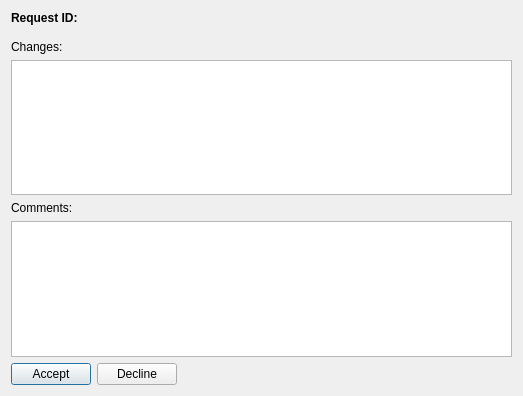
Qt form requeststateeditor.ui (javierllorente/qactus) before a commit.
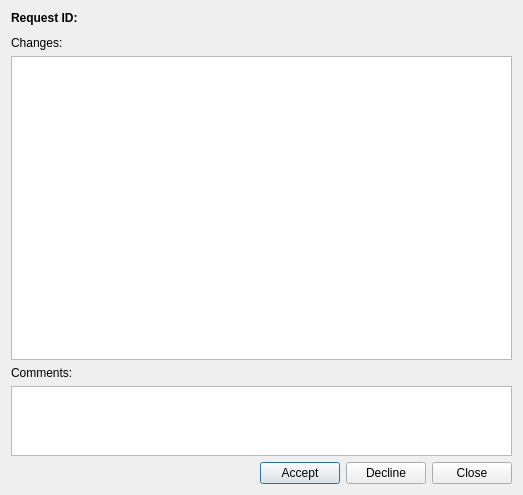
The same form after that commit. Icons and pictures are not drawn.

Commit message: improve request state editor UI: make change diffTextBrowser bigger and commentsTextBrowser smaller, add a close button, right-align buttons, make dialog bigger

What changed in the file:
```diff
--- a/requeststateeditor.ui
+++ b/requeststateeditor.ui
@@ -7,47 +7,14 @@
     <x>0</x>
     <y>0</y>
     <width>523</width>
-    <height>396</height>
+    <height>495</height>
    </rect>
   </property>
   <property name="windowTitle">
    <string>Request State Change</string>
   </property>
-  <layout class="QFormLayout" name="formLayout">
-   <item row="7" column="0">
-    <widget class="QLabel" name="commentsLabel">
-     <property name="text">
-      <string>Comments:</string>
-     </property>
-    </widget>
-   </item>
-   <item row="9" column="0">
-    <layout class="QHBoxLayout" name="horizontalLayout">
-     <item>
-      <widget class="QPushButton" name="acceptPushButton">
-       <property name="text">
-        <string>Accept</string>
-       </property>
-       <property name="icon">
-        <iconset resource="application.qrc">
-         <normaloff>:/icons/dialog-ok-apply.png</normaloff>:/icons/dialog-ok-apply.png</iconset>
-       </property>
-      </widget>
-     </item>
-     <item>
-      <widget class="QPushButton" name="declinePushButton">
-       <property name="text">
-        <string>Decline</string>
-       </property>
-       <property name="icon">
-        <iconset resource="application.qrc">
-         <normaloff>:/icons/dialog-cancel.png</normaloff>:/icons/dialog-cancel.png</iconset>
-       </property>
-      </widget>
-     </item>
-    </layout>
-   </item>
-   <item row="0" column="0">
+  <layout class="QVBoxLayout" name="verticalLayout">
+   <item>
     <widget class="QLabel" name="requestIdLabel">
      <property name="font">
       <font>
@@ -60,22 +27,72 @@
      </property>
     </widget>
    </item>
-   <item row="2" column="0">
-    <widget class="Line" name="line">
+   <item>
+    <spacer name="verticalSpacer">
      <property name="orientation">
-      <enum>Qt::Horizontal</enum>
+      <enum>Qt::Vertical</enum>
      </property>
-    </widget>
+     <property name="sizeType">
+      <enum>QSizePolicy::Minimum</enum>
+     </property>
+     <property name="sizeHint" stdset="0">
+      <size>
+       <width>20</width>
+       <height>5</height>
+      </size>
+     </property>
+    </spacer>
    </item>
-   <item row="5" column="0">
+   <item>
     <widget class="QLabel" name="diffLabel">
      <property name="text">
       <string>Changes:</string>
      </property>
     </widget>
    </item>
-   <item row="8" column="0" colspan="2">
+   <item>
+    <widget class="QTextBrowser" name="diffTextBrowser">
+     <property name="sizePolicy">
+      <sizepolicy hsizetype="Expanding" vsizetype="Expanding">
+       <horstretch>0</horstretch>
+       <verstretch>0</verstretch>
+      </sizepolicy>
+     </property>
+     <property name="frameShadow">
+      <enum>QFrame::Plain</enum>
+     </property>
+    </widget>
+   </item>
+   <item>
+    <widget class="QLabel" name="commentsLabel">
+     <property name="text">
+      <string>Comments:</string>
+     </property>
+    </widget>
+   </item>
+   <item>
     <widget class="QTextBrowser" name="commentsTextBrowser">
+     <property name="sizePolicy">
+      <sizepolicy hsizetype="Expanding" vsizetype="Expanding">
+       <horstretch>0</horstretch>
+       <verstretch>0</verstretch>
+      </sizepolicy>
+     </property>
+     <property name="minimumSize">
+      <size>
+       <width>0</width>
+       <height>0</height>
+      </size>
+     </property>
+     <property name="maximumSize">
+      <size>
+       <width>16777215</width>
+       <height>70</height>
+      </size>
+     </property>
+     <property name="inputMethodHints">
+      <set>Qt::ImhNone</set>
+     </property>
      <property name="undoRedoEnabled">
       <bool>true</bool>
      </property>
@@ -84,8 +101,73 @@
      </property>
     </widget>
    </item>
-   <item row="6" column="0" colspan="2">
-    <widget class="QTextBrowser" name="diffTextBrowser"/>
+   <item>
+    <layout class="QHBoxLayout" name="horizontalLayout">
+     <property name="sizeConstraint">
+      <enum>QLayout::SetDefaultConstraint</enum>
+     </property>
+     <item>
+      <spacer name="horizontalSpacer">
+       <property name="orientation">
+        <enum>Qt::Horizontal</enum>
+       </property>
+       <property name="sizeHint" stdset="0">
+        <size>
+         <width>40</width>
+         <height>20</height>
+        </size>
+       </property>
+      </spacer>
+     </item>
+     <item>
+      <widget class="QPushButton" name="acceptPushButton">
+       <property name="sizePolicy">
+        <sizepolicy hsizetype="Fixed" vsizetype="Fixed">
+         <horstretch>0</horstretch>
+         <verstretch>0</verstretch>
+        </sizepolicy>
+       </property>
+       <property name="layoutDirection">
+        <enum>Qt::LeftToRight</enum>
+       </property>
+       <property name="text">
+        <string>Accept</string>
+       </property>
+       <property name="icon">
+        <iconset resource="application.qrc">
+         <normaloff>:/icons/dialog-ok-apply.png</normaloff>:/icons/dialog-ok-apply.png</iconset>
+       </property>
+      </widget>
+     </item>
+     <item>
+      <widget class="QPushButton" name="declinePushButton">
+       <property name="sizePolicy">
+        <sizepolicy hsizetype="Fixed" vsizetype="Fixed">
+         <horstretch>0</horstretch>
+         <verstretch>0</verstretch>
+        </sizepolicy>
+       </property>
+       <property name="text">
+        <string>Decline</string>
+       </property>
+       <property name="icon">
+        <iconset resource="application.qrc">
+         <normaloff>:/icons/dialog-cancel.png</normaloff>:/icons/dialog-cancel.png</iconset>
+       </property>
+      </widget>
+     </item>
+     <item>
+      <widget class="QPushButton" name="closePushButton">
+       <property name="text">
+        <string>Close</string>
+       </property>
+       <property name="icon">
+        <iconset resource="application.qrc">
+         <normaloff>:/icons/application-exit.png</normaloff>:/icons/application-exit.png</iconset>
+       </property>
+      </widget>
+     </item>
+    </layout>
    </item>
   </layout>
  </widget>
```
Left out of the diff: 19 changed lines with no effect on the pictures.
